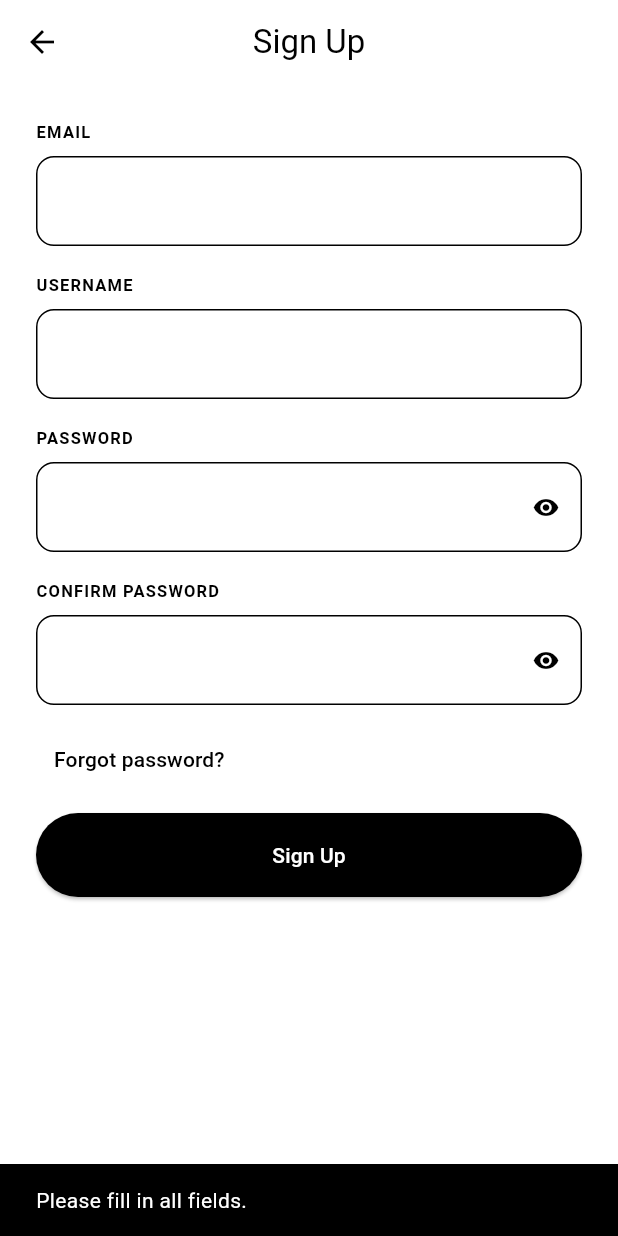
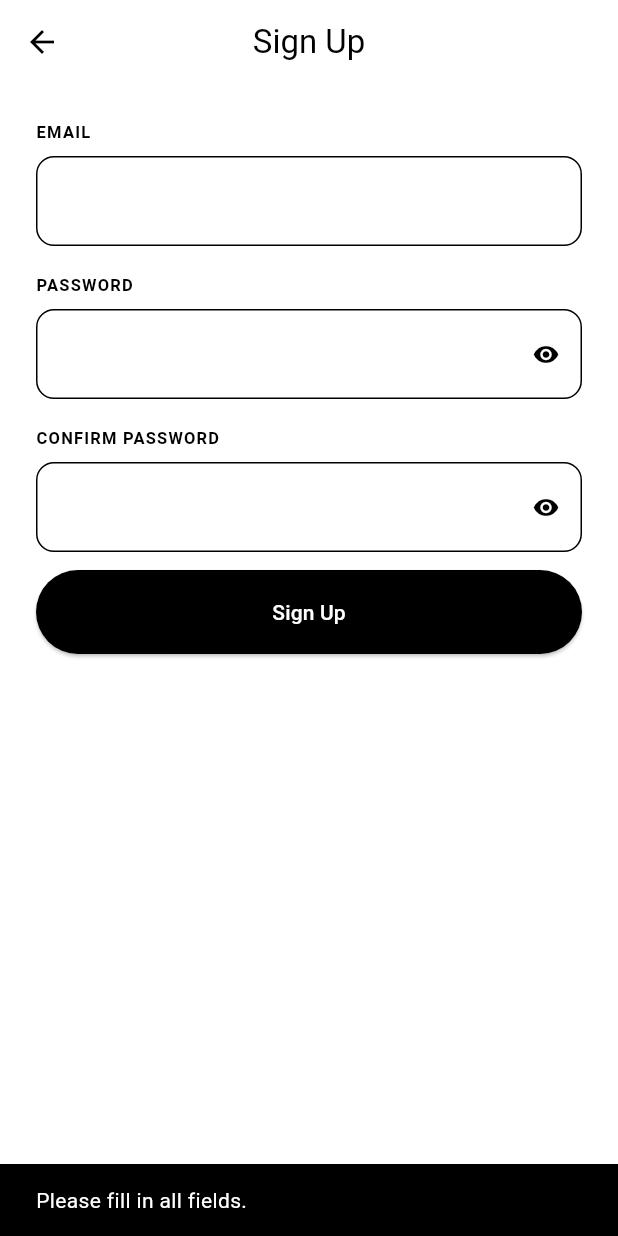
Before and after one commit to M-Masood4/TheftSense, a Flutter app: the RegistrationPage screen opened directly, after a tap on "Sign Up", on a phone screen of 412 x 824 dp. Run offline on Flutter 3.47's test engine with Material 3 defaults, Android fonts, the light colour scheme and no system bars; our stand-ins replace camera, firebase_auth, firebase_core; missing offline and left inert: idb_shim; accounts and stored records are empty.

Commit message:
Minor fixes

```diff
--- a/my_app/lib/pages/login_page.dart
+++ b/my_app/lib/pages/login_page.dart
@@ -2,6 +2,7 @@ import 'package:flutter/material.dart';
 import 'package:firebase_auth/firebase_auth.dart';
 
 import 'package:my_app/main.dart';
+import 'forgot_password_page.dart';
 
 class LoginPage extends StatefulWidget {
   const LoginPage({super.key});
@@ -27,6 +28,13 @@ class _LoginPageState extends State<LoginPage> {
   void _showMessage(String message) {
     ScaffoldMessenger.of(context).showSnackBar(
       SnackBar(content: Text(message)),
+    );
+  }
+
+  void _goToForgotPassword() {
+    Navigator.push(
+      context,
+      MaterialPageRoute(builder: (context) => const ForgotPasswordPage()),
     );
   }
 
@@ -156,6 +164,14 @@ class _LoginPageState extends State<LoginPage> {
               ),
             ),
             const SizedBox(height: 12),
+            Align(
+              alignment: Alignment.centerLeft,
+              child: TextButton(
+                onPressed: _goToForgotPassword,
+                child: const Text('Forgot password?'),
+              ),
+            ),
+            const SizedBox(height: 12),
             ElevatedButton(
               style: ElevatedButton.styleFrom(
                 backgroundColor: Colors.black,
--- a/my_app/lib/pages/registration_page.dart
+++ b/my_app/lib/pages/registration_page.dart
@@ -1,7 +1,6 @@
 import 'package:flutter/material.dart';
 import 'package:firebase_auth/firebase_auth.dart';
 
-import 'forgot_password_page.dart';
 import 'two_fa_page.dart';
 
 class RegistrationPage extends StatefulWidget {
@@ -12,7 +11,6 @@ class RegistrationPage extends StatefulWidget {
 }
 
 class _RegistrationPageState extends State<RegistrationPage> {
-  final TextEditingController _usernameController = TextEditingController();
   final TextEditingController _emailController = TextEditingController();
   final TextEditingController _passwordController = TextEditingController();
   final TextEditingController _confirmPasswordController = TextEditingController();
@@ -26,18 +24,10 @@ class _RegistrationPageState extends State<RegistrationPage> {
 
   @override
   void dispose() {
-    _usernameController.dispose();
     _emailController.dispose();
     _passwordController.dispose();
     _confirmPasswordController.dispose();
     super.dispose();
-  }
-
-  void _goToForgotPassword() {
-    Navigator.push(
-      context,
-      MaterialPageRoute(builder: (context) => const ForgotPasswordPage()),
-    );
   }
 
   void _goToTwoFa() {
@@ -55,7 +45,6 @@ class _RegistrationPageState extends State<RegistrationPage> {
 
   Future<void> _register() async {
     final email = _emailController.text.trim();
-    final username = _usernameController.text.trim();
     final password = _passwordController.text;
     final confirmPassword = _confirmPasswordController.text;
     final now = DateTime.now();
@@ -66,7 +55,7 @@ class _RegistrationPageState extends State<RegistrationPage> {
       return;
     }
 
-    if (email.isEmpty || username.isEmpty || password.isEmpty) {
+    if (email.isEmpty || password.isEmpty) {
       _showMessage('Please fill in all fields.');
       return;
     }
@@ -85,10 +74,6 @@ class _RegistrationPageState extends State<RegistrationPage> {
         email: email,
         password: password,
       );
-
-      if (username.isNotEmpty) {
-        await credential.user?.updateDisplayName(username);
-      }
 
       await credential.user?.sendEmailVerification();
 
@@ -178,14 +163,6 @@ class _RegistrationPageState extends State<RegistrationPage> {
             ),
             const SizedBox(height: 18),
             _buildLabeledField(
-              label: 'Username',
-              field: TextField(
-                controller: _usernameController,
-                decoration: _fieldDecoration(hint: ''),
-              ),
-            ),
-            const SizedBox(height: 18),
-            _buildLabeledField(
               label: 'Password',
               field: TextField(
                 controller: _passwordController,
@@ -229,14 +206,6 @@ class _RegistrationPageState extends State<RegistrationPage> {
               ),
             ),
             const SizedBox(height: 12),
-            Align(
-              alignment: Alignment.centerLeft,
-              child: TextButton(
-                onPressed: _goToForgotPassword,
-                child: const Text('Forgot password?'),
-              ),
-            ),
-            const SizedBox(height: 12),
             ElevatedButton(
               style: ElevatedButton.styleFrom(
                 backgroundColor: Colors.black,
```
